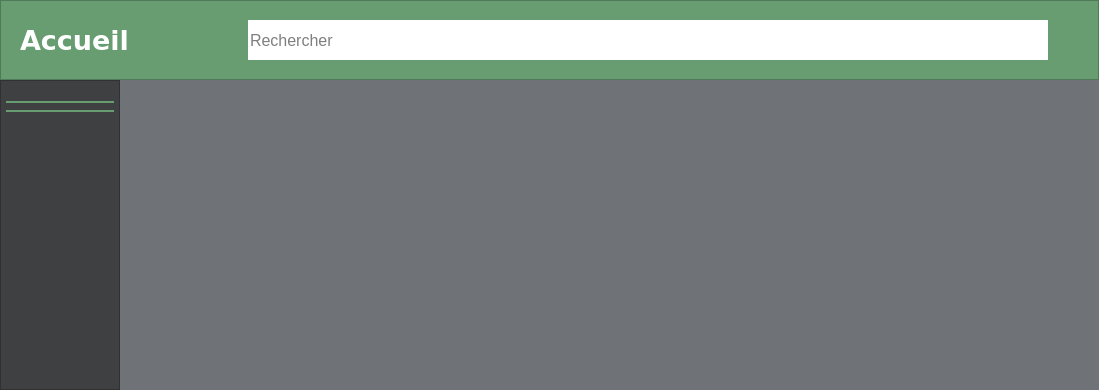
Before: the Qt Designer form mainwindow.ui in TheoFRASSI/GaleriePhotoIHM, drawn with Qt 5.
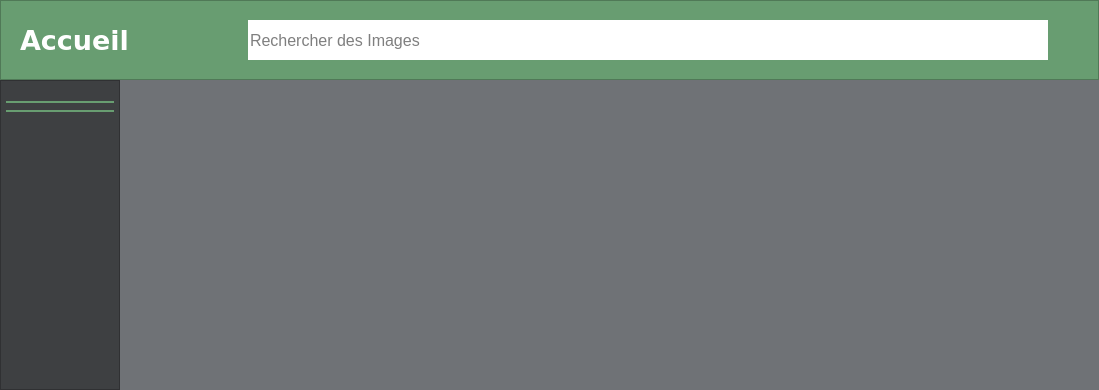
After: the same form once the commit is applied. Icons and pictures are not drawn.

Patch:
```diff
--- a/mainwindow.ui
+++ b/mainwindow.ui
@@ -1546,7 +1546,7 @@
                 <bool>false</bool>
                </property>
                <property name="placeholderText">
-                <string>Rechercher</string>
+                <string>Rechercher des Images</string>
                </property>
                <property name="clearButtonEnabled">
                 <bool>false</bool>
```
